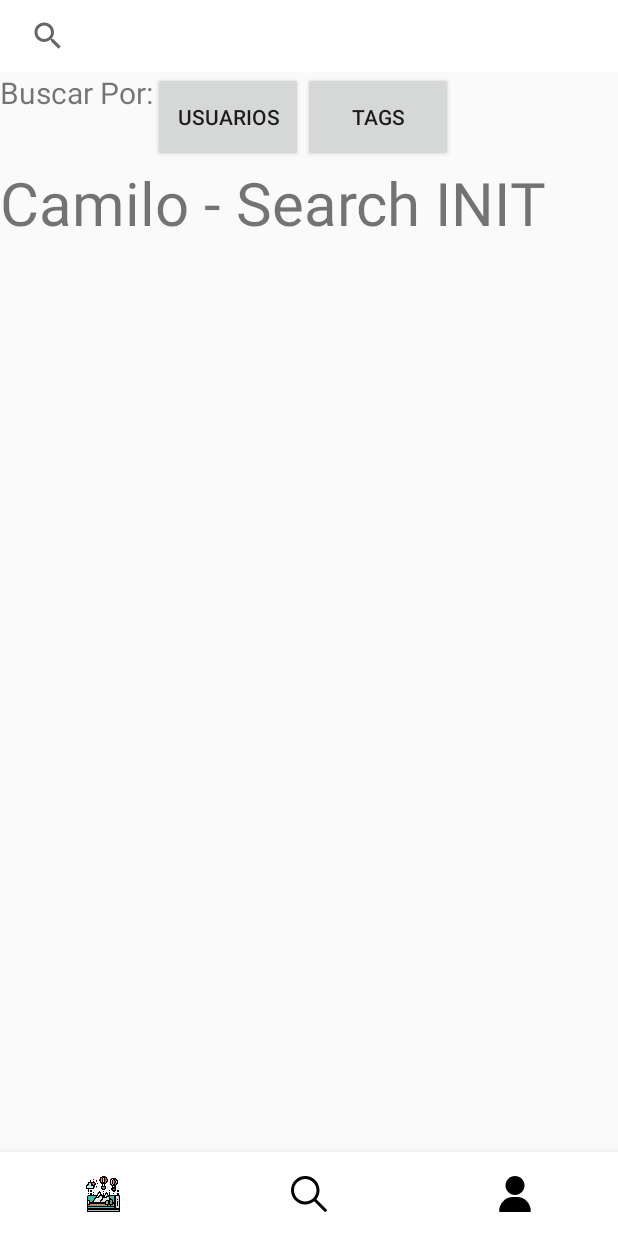
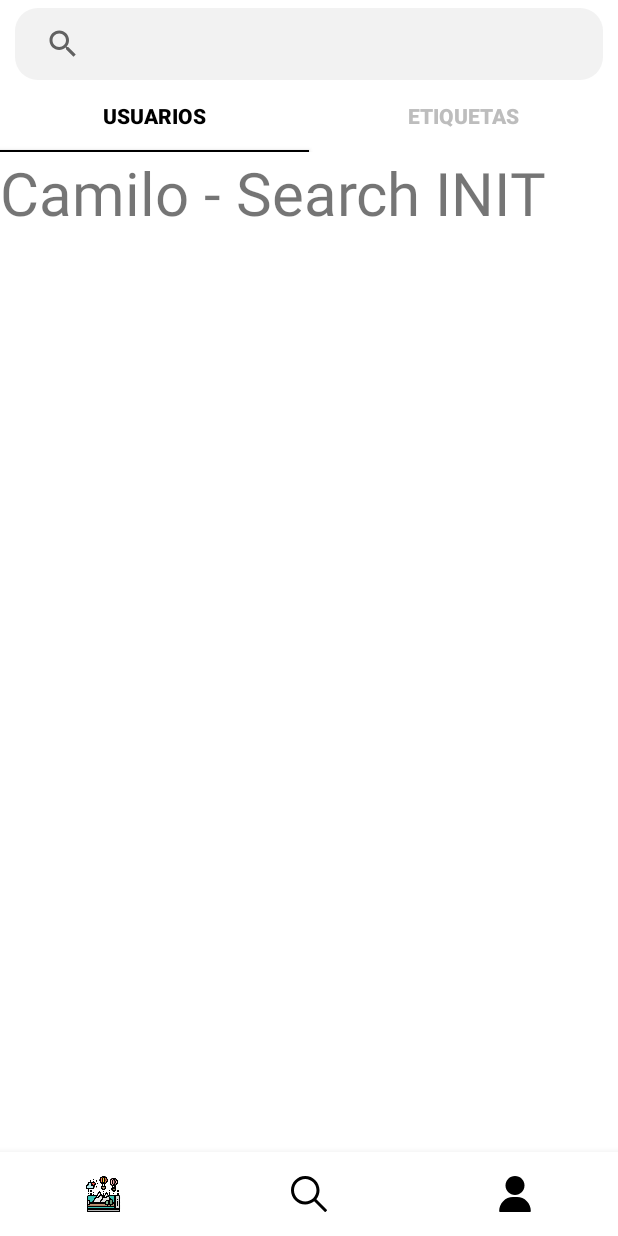
Before and after one commit to PinArt-sa-2020-i/PinArt-MA, an Android app: the fragment SearchFragment placed in its activity, on a phone screen of 412 x 824 dp. Run offline under Robolectric (Android 15) with nearby library versions, the phone set to English and light mode, and no system bars; 3 statements that could not run were skipped.

Commit message:
:lipstick: Updating search fragment

```diff
--- a/app/src/main/java/com/example/pinart_ma/ui/fragments/SearchFragment.kt
+++ b/app/src/main/java/com/example/pinart_ma/ui/fragments/SearchFragment.kt
@@ -21,6 +21,7 @@ import com.example.pinart_ma.utils.InjectorUtils
 import com.example.pinart_ma.viewModel.TagViewModel
 import com.example.pinart_ma.viewModel.UserViewModel
 import kotlinx.android.synthetic.main.fragment_search.*
+import android.graphics.Color
 
 class SearchFragment: Fragment() {
     companion object {
@@ -45,6 +46,8 @@ class SearchFragment: Fragment() {
         changeFragment(SearchInitFragment.newInstance())
 
         //Pone los funcionalidades botones
+        buttonUsersSearch.setBackgroundResource(R.drawable.border_bottom)
+        buttonUsersSearch.setTextColor(Color.parseColor("#000000"))
         addFuntionalityButtons()
 
         //Load User data
@@ -70,11 +73,19 @@ class SearchFragment: Fragment() {
     fun addFuntionalityButtons(){
         buttonUsersSearch.setOnClickListener {
             typeSearch = "users"
+            buttonUsersSearch.setBackgroundResource(R.drawable.border_bottom)
+            buttonUsersSearch.setTextColor(Color.parseColor("#000000"))
+            buttonTagsSearch.setBackgroundColor(Color.TRANSPARENT)
+            buttonTagsSearch.setTextColor(Color.parseColor("#BDBDBD"))
             proccesSearch(searchViewSearch.query)
         }
 
         buttonTagsSearch.setOnClickListener {
             typeSearch = "tags"
+            buttonTagsSearch.setBackgroundResource(R.drawable.border_bottom)
+            buttonTagsSearch.setTextColor(Color.parseColor("#000000"))
+            buttonUsersSearch.setBackgroundColor(Color.TRANSPARENT)
+            buttonUsersSearch.setTextColor(Color.parseColor("#BDBDBD"))
             proccesSearch(searchViewSearch.query)
         }
     }
--- /dev/null
+++ b/app/src/main/res/drawable/border_bottom.xml
@@ -0,0 +1,9 @@
+<?xml version="1.0" encoding="utf-8"?>
+<layer-list xmlns:android="http://schemas.android.com/apk/res/android" >
+    <item android:gravity="bottom">
+        <shape>
+            <size android:height="1dp" />
+            <solid android:color="@color/colorSecondary" />
+        </shape>
+    </item>
+</layer-list>
--- /dev/null
+++ b/app/src/main/res/drawable/rounded_search.xml
@@ -0,0 +1,10 @@
+<?xml version="1.0" encoding="utf-8"?>
+<shape xmlns:android="http://schemas.android.com/apk/res/android"
+    android:shape="rectangle" android:padding="10dp">
+    <solid android:color="#F2F2F2"/>
+    <corners
+        android:bottomRightRadius="15dp"
+        android:bottomLeftRadius="15dp"
+        android:topLeftRadius="15dp"
+        android:topRightRadius="15dp"/>
+</shape>
--- a/app/src/main/res/layout/fragment_search.xml
+++ b/app/src/main/res/layout/fragment_search.xml
@@ -3,13 +3,18 @@
     android:layout_width="match_parent"
     android:layout_height="match_parent"
     android:orientation="vertical"
-    xmlns:app="http://schemas.android.com/apk/res-auto">
+    xmlns:app="http://schemas.android.com/apk/res-auto"
+    android:background="@color/colorPrimary"
+    >
 
     <androidx.appcompat.widget.SearchView
         android:id="@+id/searchViewSearch"
         android:layout_width="match_parent"
         android:layout_height="wrap_content"
-        android:background="@color/colorPrimary"
+        android:background="@drawable/rounded_search"
+        android:layout_marginTop="5dp"
+        android:layout_marginRight="10dp"
+        android:layout_marginLeft="10dp"
         android:textCursorDrawable="@null"
         app:iconifiedByDefault="false"
         app:queryBackground="@null" />
@@ -17,25 +22,41 @@
     <LinearLayout
         android:layout_width="match_parent"
         android:layout_height="wrap_content"
-        android:orientation="horizontal">
+        >
+
+        <!--
         <TextView
             android:layout_width="wrap_content"
-            android:layout_height="match_parent"
+            android:layout_height="wrap_content"
             android:text="Buscar Por:"
-            android:textSize="20dp"
+            android:textSize="20sp"
+            android:textAlignment="center"
+            android:layout_marginLeft="10dp"
+            android:layout_marginRight="10dp"
+            android:textStyle="bold"
+            android:layout_marginTop="5dp"
             />
+         -->
         <Button
             android:id="@+id/buttonUsersSearch"
-            android:layout_width="100dp"
-            android:layout_height="60dp"
+            android:layout_width="0dp"
+            android:layout_weight="1"
+            android:layout_height="match_parent"
             android:text="Usuarios"
+            android:textColor="@color/colorDefault"
+            android:background="@android:color/transparent"
+            android:textStyle="bold"
             />
 
         <Button
             android:id="@+id/buttonTagsSearch"
-            android:layout_width="100dp"
-            android:layout_height="60dp"
-            android:text="Tags"
+            android:layout_width="0dp"
+            android:layout_weight="1"
+            android:layout_height="match_parent"
+            android:text="Etiquetas"
+            android:textStyle="bold"
+            android:textColor="@color/colorDefault"
+            android:background="@android:color/transparent"
             />
     </LinearLayout>
 
--- a/app/src/main/res/values/colors.xml
+++ b/app/src/main/res/values/colors.xml
@@ -4,4 +4,5 @@
     <color name="colorSecondary">#000000</color>
     <color name="colorPrimaryDark">#03DAC5</color>
     <color name="colorAccent">#00FFFF</color>
+    <color name="colorDefault">#BDBDBD</color>
 </resources>
```
